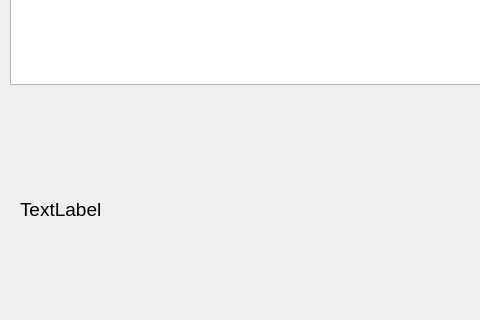
Old version of the form Graphics/UI/ganttchart.ui in the repository inexplicable01/saga; both pictures show x 0 to 480 and y 446 to 766 of the 1341 by 857 pixel window.
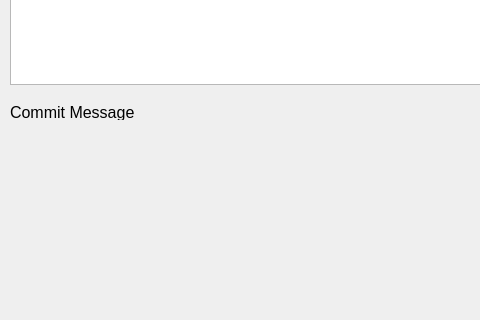
New version of the form.

Commit message:
Added rules to pre-first commit and post-first commit and added some ability to deal with permissions
Adding NEW AND TEMP stuff to front end.

What changed in the file:
```diff
--- a/Graphics/UI/ganttchart.ui
+++ b/Graphics/UI/ganttchart.ui
@@ -27,9 +27,9 @@
    <property name="geometry">
     <rect>
      <x>20</x>
-     <y>550</y>
+     <y>590</y>
      <width>1081</width>
-     <height>211</height>
+     <height>171</height>
     </rect>
    </property>
    <property name="font">
@@ -38,7 +38,25 @@
     </font>
    </property>
    <property name="text">
-    <string>TextLabel</string>
+    <string/>
+   </property>
+  </widget>
+  <widget class="QLabel" name="label">
+   <property name="geometry">
+    <rect>
+     <x>10</x>
+     <y>550</y>
+     <width>221</width>
+     <height>16</height>
+    </rect>
+   </property>
+   <property name="font">
+    <font>
+     <pointsize>12</pointsize>
+    </font>
+   </property>
+   <property name="text">
+    <string>Commit Message</string>
    </property>
   </widget>
  </widget>
```
The commit also changes 14 other files.
